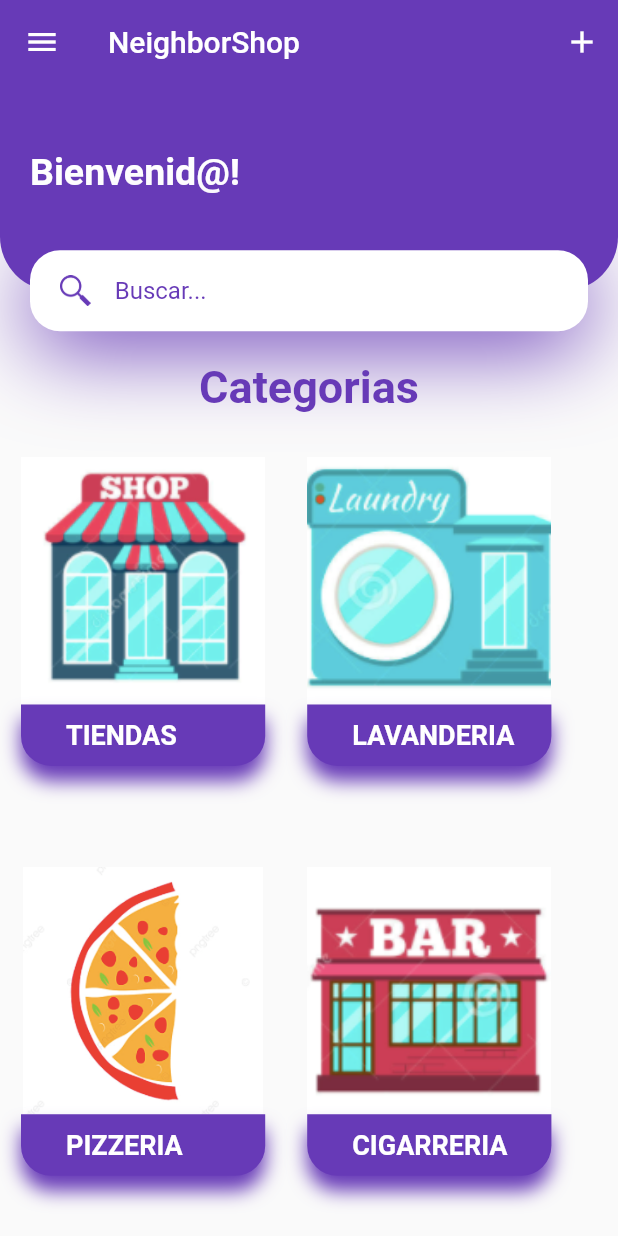
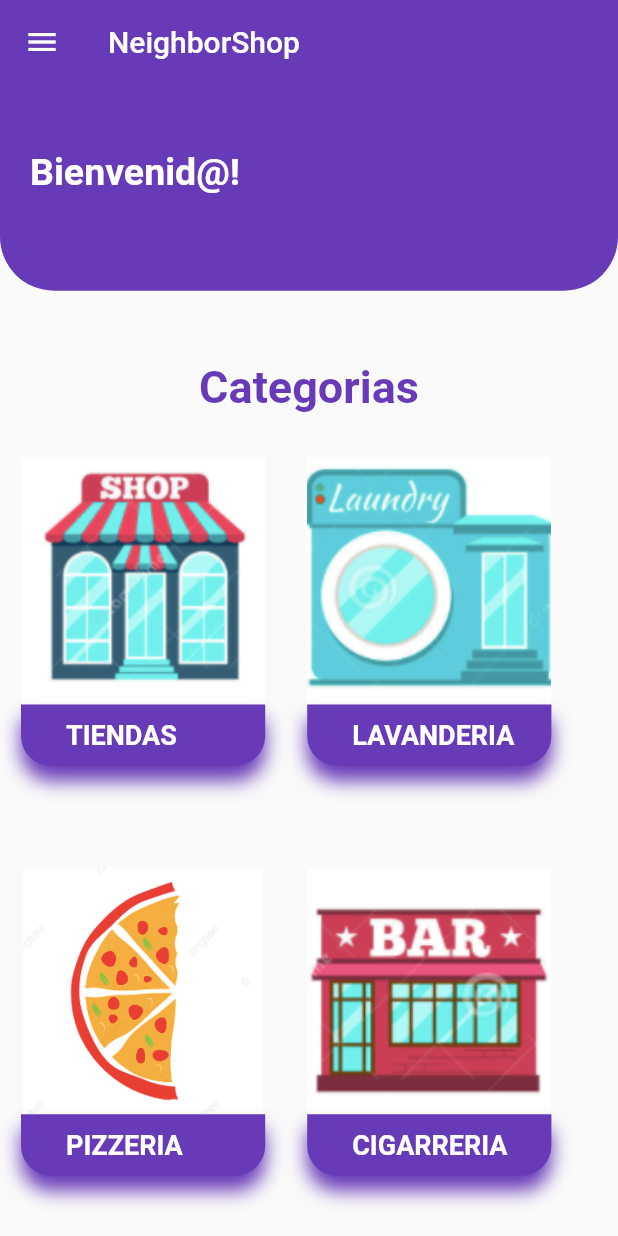
Before and after one commit to caom312/neighborshop, a Flutter app: the screen it shows after launch, on a phone screen of 412 x 824 dp. Run offline on Flutter 3.47's test engine with Material 2 defaults, Android fonts, the phone set to English and light mode, and no system bars; our stand-ins replace cloud_firestore, firebase_core; accounts and stored records are empty.

Commit message:
Eliminar barra de busqueda y cruz de registro

```diff
--- a/lib/main.dart
+++ b/lib/main.dart
@@ -88,14 +88,14 @@ class _MyHomePageState extends State<MyHomePage> {
     return AppBar(
       elevation: 0,
       title: Text("NeighborShop"),
-      actions: [
+      /*actions: [
         IconButton(
             onPressed: (){
               Navigator.push(context, MaterialPageRoute(builder: (context)=>registro()));
             },
             icon: Icon(Icons.add),
         )
-      ],
+      ],*/
     );
   }
 
@@ -139,7 +139,7 @@ class body extends StatelessWidget {
                     ],
                   ),
                 ),
-                Positioned(
+                /*Positioned(
                   bottom: 0,
                   right: 0,
                   left: 0,
@@ -171,7 +171,7 @@ class body extends StatelessWidget {
                       ),
                     ),
                   ),
-                ),
+                ),*/
               ],
             ),
           ),
```
